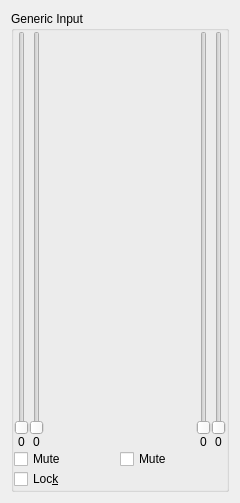
jusirkka/kenvy24-sunset, file src/mixerinput.ui: the form before one commit.
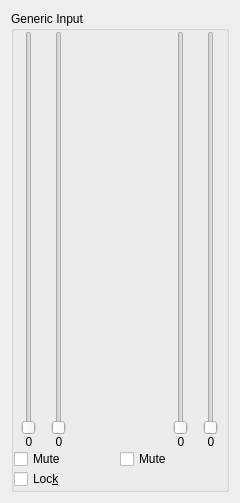
The form after the commit. Custom widgets are drawn as their Qt base class.

Patch:
```diff
--- a/src/mixerinput.ui
+++ b/src/mixerinput.ui
@@ -14,9 +14,7 @@
       </rect>
     </property>
     <property name="sizePolicy">
-      <sizepolicy>
-        <hsizetype>7</hsizetype>
-        <vsizetype>7</vsizetype>
+   <sizepolicy hsizetype="Expanding" vsizetype="Expanding">
         <horstretch>0</horstretch>
         <verstretch>0</verstretch>
       </sizepolicy>
@@ -28,9 +26,7 @@
       <item>
         <widget class="QGroupBox" name="inputGroup">
           <property name="sizePolicy">
-            <sizepolicy>
-              <hsizetype>7</hsizetype>
-              <vsizetype>7</vsizetype>
+      <sizepolicy hsizetype="Expanding" vsizetype="Expanding">
               <horstretch>0</horstretch>
               <verstretch>0</verstretch>
             </sizepolicy>
@@ -41,6 +37,9 @@
           <property name="alignment">
             <set>Qt::AlignTop</set>
           </property>
+     <property name="flat">
+      <bool>true</bool>
+     </property>
           <layout class="QVBoxLayout">
             <property name="margin">
               <number>0</number>
@@ -83,9 +82,7 @@
                             <item>
                               <widget class="QSlider" name="leftVolume">
                                 <property name="sizePolicy">
-                                  <sizepolicy>
-                                    <hsizetype>7</hsizetype>
-                                    <vsizetype>7</vsizetype>
+                 <sizepolicy hsizetype="Expanding" vsizetype="Expanding">
                                     <horstretch>1</horstretch>
                                     <verstretch>6</verstretch>
                                   </sizepolicy>
@@ -104,13 +101,23 @@
                             <item>
                               <widget class="QLabel" name="leftVolLabel">
                                 <property name="sizePolicy">
-                                  <sizepolicy>
-                                    <hsizetype>7</hsizetype>
-                                    <vsizetype>0</vsizetype>
+                 <sizepolicy hsizetype="MinimumExpanding" vsizetype="Fixed">
                                     <horstretch>0</horstretch>
                                     <verstretch>0</verstretch>
                                   </sizepolicy>
                                 </property>
+                <property name="minimumSize">
+                 <size>
+                  <width>30</width>
+                  <height>0</height>
+                 </size>
+                </property>
+                <property name="frameShape">
+                 <enum>QFrame::NoFrame</enum>
+                </property>
+                <property name="frameShadow">
+                 <enum>QFrame::Plain</enum>
+                </property>
                                 <property name="text">
                                   <string>0</string>
                                 </property>
@@ -120,6 +127,12 @@
                                 <property name="wordWrap">
                                   <bool>false</bool>
                                 </property>
+                <property name="margin">
+                 <number>0</number>
+                </property>
+                <property name="indent">
+                 <number>-1</number>
+                </property>
                               </widget>
                             </item>
                           </layout>
@@ -135,9 +148,7 @@
                             <item>
                               <widget class="QSlider" name="leftStereo">
                                 <property name="sizePolicy">
-                                  <sizepolicy>
-                                    <hsizetype>7</hsizetype>
-                                    <vsizetype>7</vsizetype>
+                 <sizepolicy hsizetype="Expanding" vsizetype="Expanding">
                                     <horstretch>1</horstretch>
                                     <verstretch>6</verstretch>
                                   </sizepolicy>
@@ -156,13 +167,17 @@
                             <item>
                               <widget class="QLabel" name="leftStereoLabel">
                                 <property name="sizePolicy">
-                                  <sizepolicy>
-                                    <hsizetype>7</hsizetype>
-                                    <vsizetype>0</vsizetype>
+                 <sizepolicy hsizetype="MinimumExpanding" vsizetype="Fixed">
                                     <horstretch>0</horstretch>
                                     <verstretch>0</verstretch>
                                   </sizepolicy>
                                 </property>
+                <property name="minimumSize">
+                 <size>
+                  <width>30</width>
+                  <height>0</height>
+                 </size>
+                </property>
                                 <property name="text">
                                   <string>0</string>
                                 </property>
@@ -172,6 +187,9 @@
                                 <property name="wordWrap">
                                   <bool>false</bool>
                                 </property>
+                <property name="margin">
+                 <number>0</number>
+                </property>
                               </widget>
                             </item>
                           </layout>
@@ -179,9 +197,7 @@
                         <item>
                           <widget class="PeakMeter" name="leftMeter">
                             <property name="sizePolicy">
-                              <sizepolicy>
-                                <hsizetype>7</hsizetype>
-                                <vsizetype>7</vsizetype>
+               <sizepolicy hsizetype="Expanding" vsizetype="Expanding">
                                 <horstretch>1</horstretch>
                                 <verstretch>7</verstretch>
                               </sizepolicy>
@@ -235,9 +251,7 @@
                         <item>
                           <widget class="PeakMeter" name="rightMeter">
                             <property name="sizePolicy">
-                              <sizepolicy>
-                                <hsizetype>7</hsizetype>
-                                <vsizetype>7</vsizetype>
+               <sizepolicy hsizetype="Expanding" vsizetype="Expanding">
                                 <horstretch>1</horstretch>
                                 <verstretch>7</verstretch>
                               </sizepolicy>
@@ -261,9 +275,7 @@
                             <item>
                               <widget class="QSlider" name="rightStereo">
                                 <property name="sizePolicy">
-                                  <sizepolicy>
-                                    <hsizetype>7</hsizetype>
-                                    <vsizetype>7</vsizetype>
+                 <sizepolicy hsizetype="Expanding" vsizetype="Expanding">
                                     <horstretch>1</horstretch>
                                     <verstretch>6</verstretch>
                                   </sizepolicy>
@@ -282,13 +294,17 @@
                             <item>
                               <widget class="QLabel" name="rightStereoLlabel">
                                 <property name="sizePolicy">
-                                  <sizepolicy>
-                                    <hsizetype>7</hsizetype>
-                                    <vsizetype>0</vsizetype>
+                 <sizepolicy hsizetype="MinimumExpanding" vsizetype="Fixed">
                                     <horstretch>0</horstretch>
                                     <verstretch>0</verstretch>
                                   </sizepolicy>
                                 </property>
+                <property name="minimumSize">
+                 <size>
+                  <width>30</width>
+                  <height>0</height>
+                 </size>
+                </property>
                                 <property name="text">
                                   <string>0</string>
                                 </property>
@@ -313,9 +329,7 @@
                             <item>
                               <widget class="QSlider" name="rightVolume">
                                 <property name="sizePolicy">
-                                  <sizepolicy>
-                                    <hsizetype>7</hsizetype>
-                                    <vsizetype>7</vsizetype>
+                 <sizepolicy hsizetype="Expanding" vsizetype="Expanding">
                                     <horstretch>1</horstretch>
                                     <verstretch>6</verstretch>
                                   </sizepolicy>
@@ -334,13 +348,17 @@
                             <item>
                               <widget class="QLabel" name="rightVolLabel">
                                 <property name="sizePolicy">
-                                  <sizepolicy>
-                                    <hsizetype>7</hsizetype>
-                                    <vsizetype>0</vsizetype>
+                 <sizepolicy hsizetype="MinimumExpanding" vsizetype="Fixed">
                                     <horstretch>0</horstretch>
                                     <verstretch>0</verstretch>
                                   </sizepolicy>
                                 </property>
+                <property name="minimumSize">
+                 <size>
+                  <width>30</width>
+                  <height>0</height>
+                 </size>
+                </property>
                                 <property name="text">
                                   <string>0</string>
                                 </property>
```
Left out of the diff: 179 changed lines with no effect on the pictures. Lines whose indentation alone changed are shown as unchanged.
